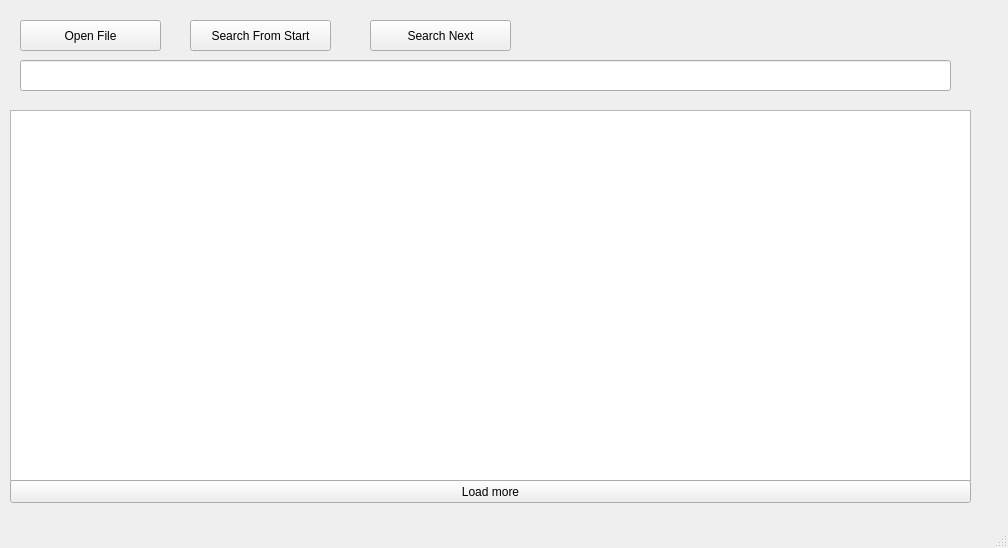
Before: the Qt Designer form ui/mainWindow.ui in piotr3290/semantic-search, drawn with Qt 5.
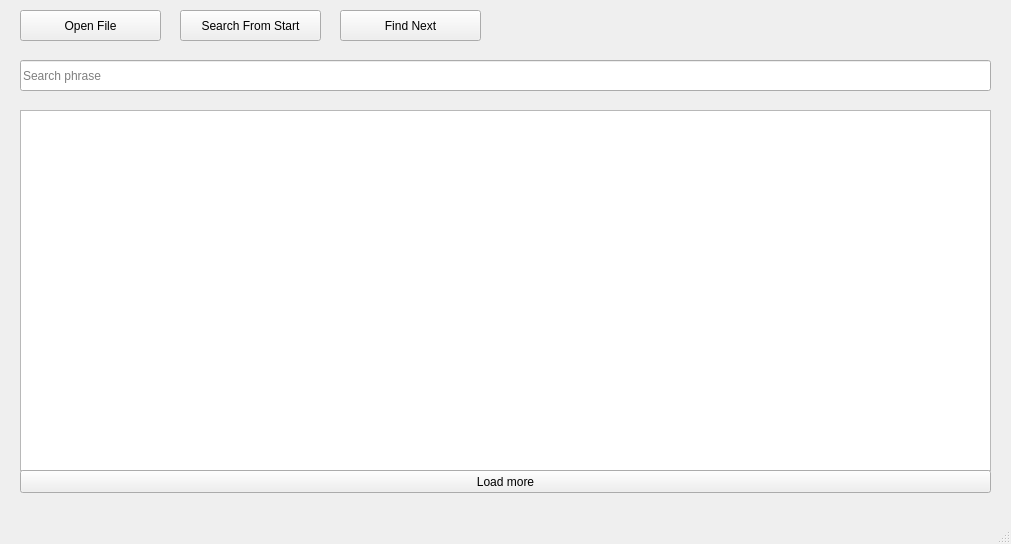
After: the same form once the commit is applied.

Commit message: Adjust labels

Diff of the .ui file:
```diff
--- a/ui/mainWindow.ui
+++ b/ui/mainWindow.ui
@@ -6,8 +6,8 @@
    <rect>
     <x>0</x>
     <y>0</y>
-    <width>1008</width>
-    <height>548</height>
+    <width>1011</width>
+    <height>544</height>
    </rect>
   </property>
   <property name="windowTitle">
@@ -21,7 +21,7 @@
     <property name="geometry">
      <rect>
       <x>20</x>
-      <y>20</y>
+      <y>10</y>
       <width>141</width>
       <height>31</height>
      </rect>
@@ -33,10 +33,10 @@
    <widget class="QTextBrowser" name="textBrowser">
     <property name="geometry">
      <rect>
-      <x>10</x>
+      <x>20</x>
       <y>110</y>
-      <width>961</width>
-      <height>371</height>
+      <width>971</width>
+      <height>361</height>
      </rect>
     </property>
     <property name="readOnly">
@@ -46,8 +46,8 @@
    <widget class="QPushButton" name="searchStartButton">
     <property name="geometry">
      <rect>
-      <x>190</x>
-      <y>20</y>
+      <x>180</x>
+      <y>10</y>
       <width>141</width>
       <height>31</height>
      </rect>
@@ -61,17 +61,20 @@
      <rect>
       <x>20</x>
       <y>60</y>
-      <width>931</width>
+      <width>971</width>
       <height>31</height>
      </rect>
     </property>
+    <property name="placeholderText">
+     <string>Search phrase</string>
+    </property>
    </widget>
    <widget class="QPushButton" name="loadMoreButton">
     <property name="geometry">
      <rect>
-      <x>10</x>
-      <y>480</y>
-      <width>961</width>
+      <x>20</x>
+      <y>470</y>
+      <width>971</width>
       <height>23</height>
      </rect>
     </property>
@@ -82,14 +85,14 @@
    <widget class="QPushButton" name="searchNextButton">
     <property name="geometry">
      <rect>
-      <x>370</x>
-      <y>20</y>
+      <x>340</x>
+      <y>10</y>
       <width>141</width>
       <height>31</height>
      </rect>
     </property>
     <property name="text">
-     <string>Search Next</string>
+     <string>Find Next</string>
     </property>
    </widget>
   </widget>
```
Left out of the diff: 2 changed lines with no effect on the pictures. The commit also changes 2 other files.
